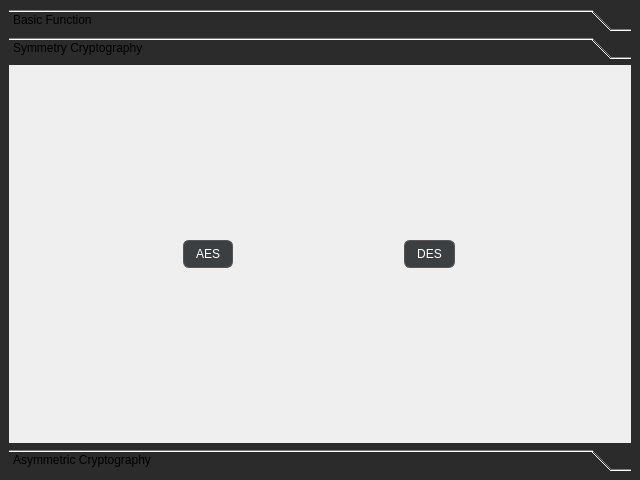
Qt form aisio-gui/launcher_window.ui (TaiwanMiya/Ais.IO) before a commit.
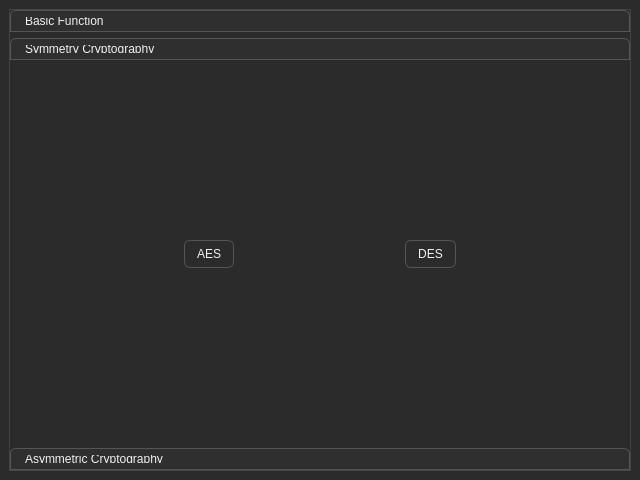
The same form after that commit. The open tabs and pages were chosen to show the change.

Diff of the .ui file:
```diff
--- a/aisio-gui/launcher_window.ui
+++ b/aisio-gui/launcher_window.ui
@@ -19,6 +19,26 @@
     color: #f0f0f0;
 }
 
+QToolBox {
+    background-color: #2b2b2b;
+    color: #f0f0f0;
+    border: 1px solid #444;
+}
+
+QToolBox::tab {
+    background-color: #2f2f2f;
+    color: #f0f0f0;
+    border: 1px solid #555;
+    border-top-left-radius: 6px;
+    border-top-right-radius: 6px;
+    padding: 6px 10px;
+}
+
+QToolBox QWidget {
+    background-color: #2b2b2b;
+    color: #f0f0f0;
+}
+
 QMenuBar {
     background-color: #333;
     color: #f0f0f0;
@@ -56,8 +76,7 @@
     border: 1px solid #555;
     border-radius: 6px;
     padding: 4px;
-}
-</string>
+}</string>
   </property>
   <widget class="QWidget" name="centralwidget">
    <layout class="QHBoxLayout" name="horizontalLayout">
@@ -120,6 +139,14 @@
        </layout>
       </widget>
       <widget class="QWidget" name="symmetryPage">
+       <property name="geometry">
+        <rect>
+         <x>0</x>
+         <y>0</y>
+         <width>620</width>
+         <height>373</height>
+        </rect>
+       </property>
        <attribute name="label">
         <string>Symmetry Cryptography</string>
        </attribute>
```
Left out of the diff: 8 changed lines with no effect on the pictures.
